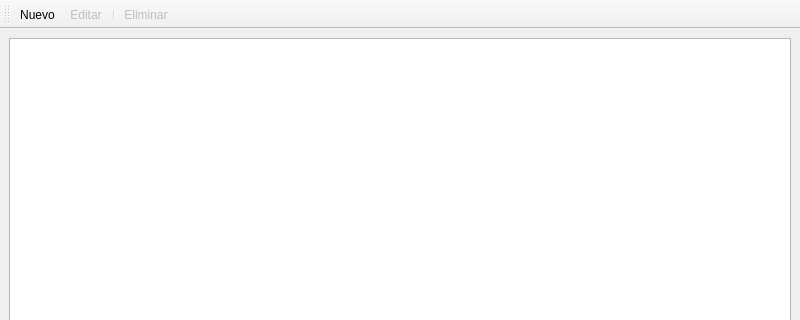
Above: gestionarclientes.ui from elshaka/AltoNivel before the change; both pictures show x 0 to 800 and y 0 to 320 of the 800 by 600 pixel window. Below: the same form after it.
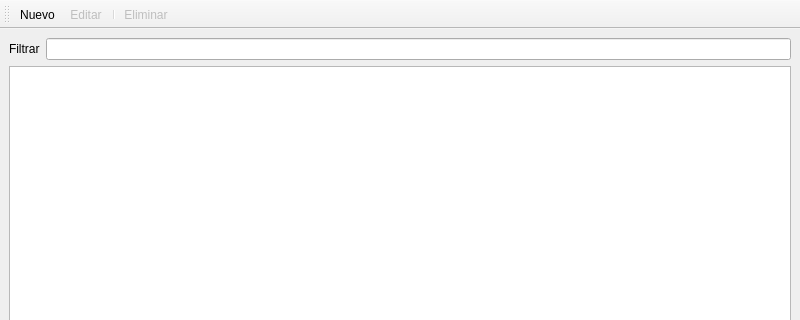
That is the form after the change. Icons and pictures are not drawn.

Commit message: Simplificada la creacion de QStrings para sentencias SQL. Agregado filtro para GestionarClientes

The edit to the form file:
```diff
--- a/gestionarclientes.ui
+++ b/gestionarclientes.ui
@@ -15,6 +15,20 @@
   </property>
   <widget class="QWidget" name="centralwidget">
    <layout class="QVBoxLayout" name="verticalLayout">
+    <item>
+     <layout class="QHBoxLayout" name="horizontalLayout">
+      <item>
+       <widget class="QLabel" name="label">
+        <property name="text">
+         <string>Filtrar</string>
+        </property>
+       </widget>
+      </item>
+      <item>
+       <widget class="QLineEdit" name="filtroLineEdit"/>
+      </item>
+     </layout>
+    </item>
     <item>
      <widget class="QTableView" name="clientesTableWidget">
       <property name="alternatingRowColors">
```
Left out of the diff: 12 changed lines with no effect on the pictures. The commit also changes 8 other files.
